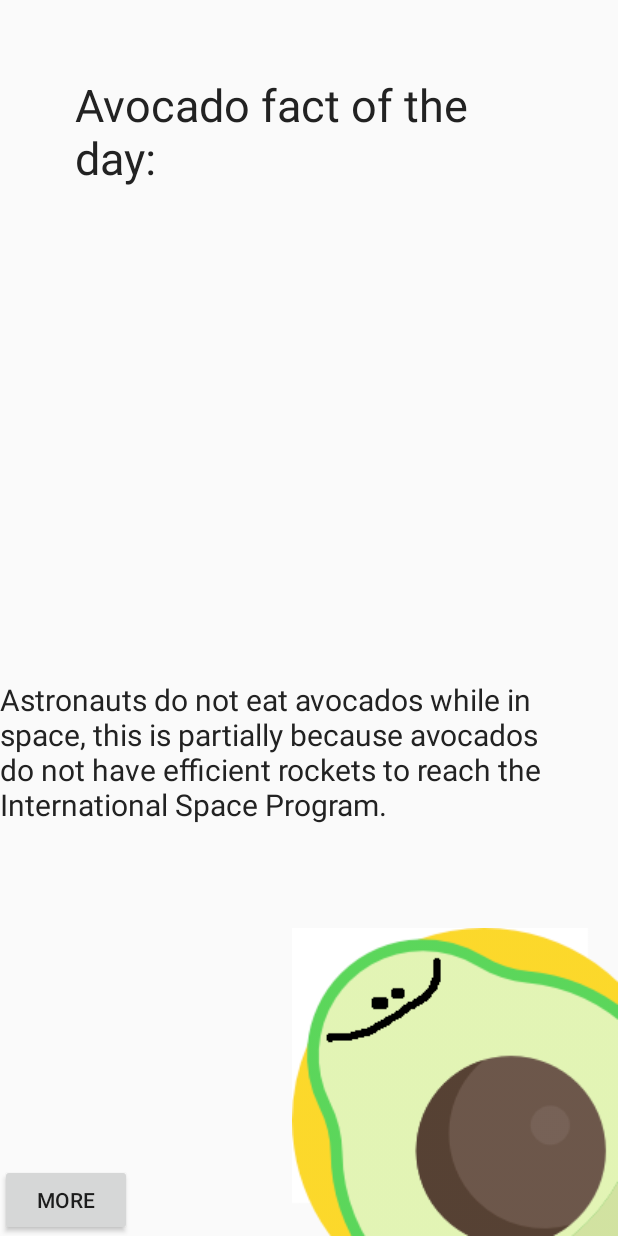
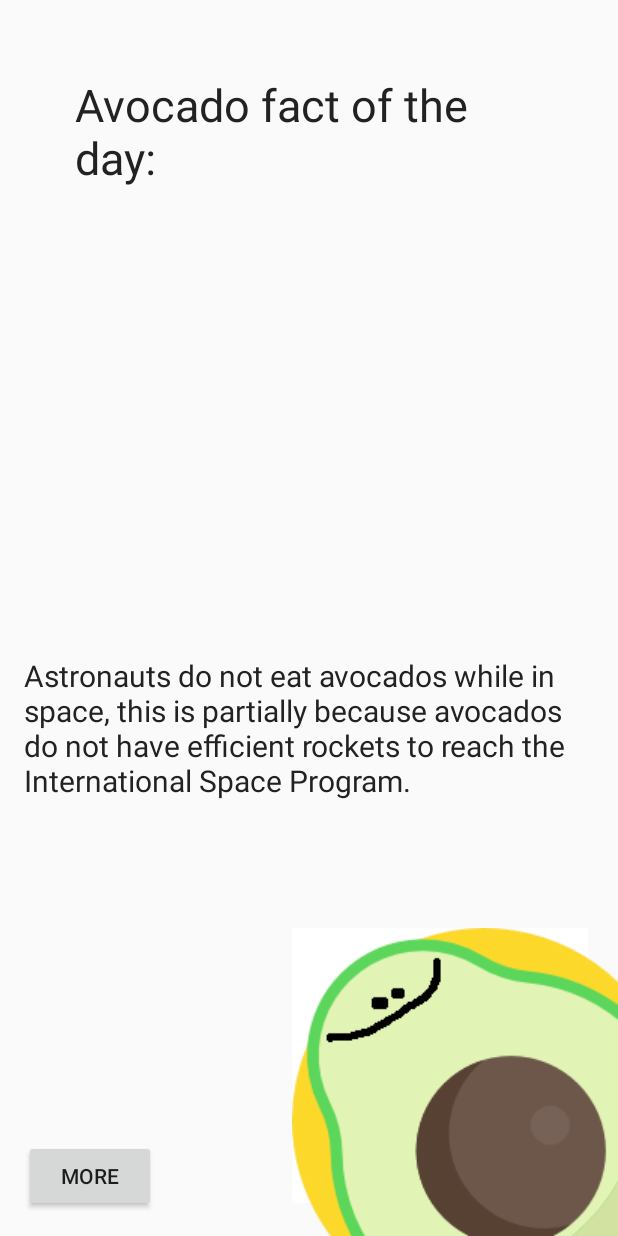
Before and after one commit to Kotlin-Thursdays/Avocado-Facts, an Android app: the screen it shows after launch (MainActivity), on a phone screen of 412 x 824 dp. Run offline under Robolectric (Android 15) with nearby library versions, the phone set to English and light mode, and no system bars.

Commit message:
UI : improve margins

```diff
--- a/app/src/main/java/com/example/amandahinchman/avocadofacts/MainActivity.kt
+++ b/app/src/main/java/com/example/amandahinchman/avocadofacts/MainActivity.kt
@@ -31,8 +31,8 @@ class MainActivity : AppCompatActivity() {
 
         var moarButton = findViewById<Button>(R.id.more)
         moarButton.setOnClickListener {
-            val randomGen= Random()
-            val randomNumber= randomGen.nextInt(10)
+            val randomGen = Random()
+            val randomNumber = randomGen.nextInt(10)
             factTextView.text = facts.get(randomNumber)
         }
 
--- a/app/src/main/res/layout-v26/activity_main.xml
+++ b/app/src/main/res/layout-v26/activity_main.xml
@@ -40,6 +40,7 @@
         android:layout_height="166dp"
         android:layout_above="@+id/avocadoIcon"
         android:layout_alignParentStart="true"
+        android:layout_margin="16dp"
         android:text="@string/avocadoFact"
         android:textColor="#222222"
         android:textSize="20sp" />
@@ -49,7 +50,7 @@
         android:id="@+id/more"
         android:layout_alignParentBottom="true"
         android:layout_alignParentStart="true"
-
+        android:layout_margin="16dp"
         android:text="More" />
 
 </RelativeLayout>
--- a/app/src/main/res/layout/activity_main.xml
+++ b/app/src/main/res/layout/activity_main.xml
@@ -54,7 +54,7 @@
         android:id="@+id/more"
         android:layout_alignParentBottom="true"
         android:layout_alignParentStart="true"
-
+        android:layout_margin="16dp"
         android:text="More" />
 
 </RelativeLayout>
```
